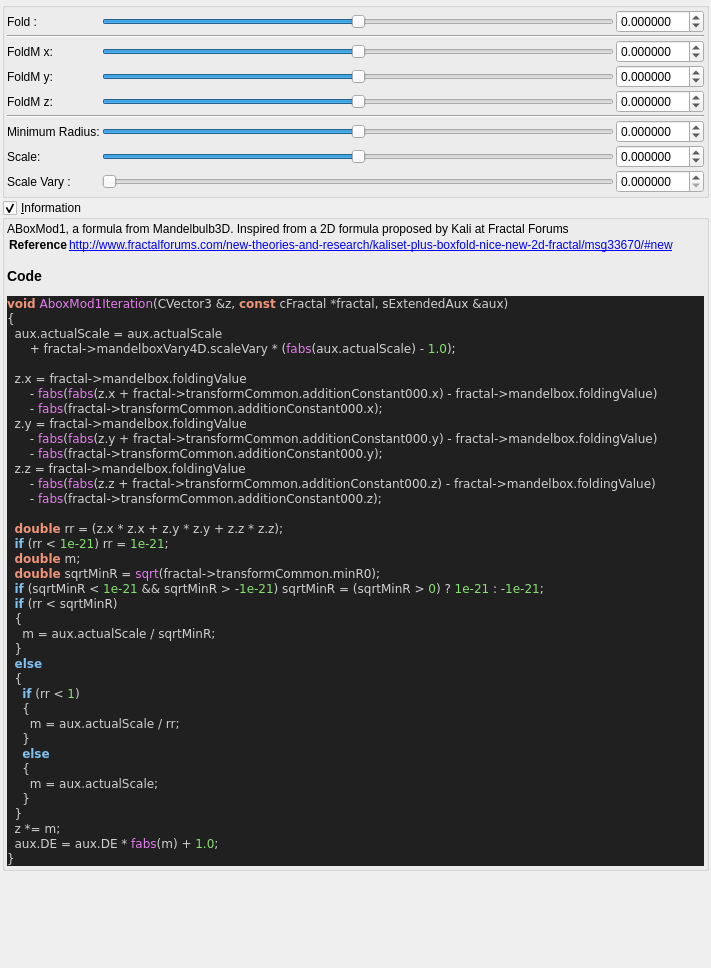
Above: mandelbulber2/qt_data/fractal_aboxMod1.ui from buddhi1980/mandelbulber2 before the change. Below: the same form after it.
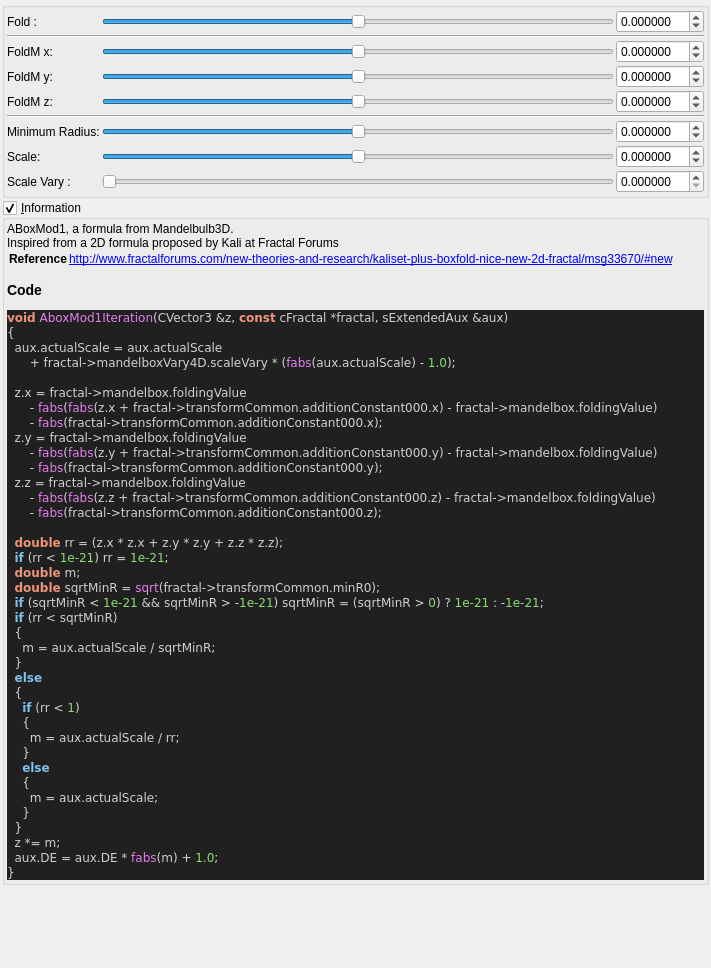
That is the form after the change. Custom widgets are drawn as their Qt base class.

Commit message: updated information boxes and formula icons for MsltoeToroidal RiemannBulbMsltoeMod2

The edit to the form file:
```diff
--- a/mandelbulber2/qt_data/fractal_aboxMod1.ui
+++ b/mandelbulber2/qt_data/fractal_aboxMod1.ui
@@ -501,7 +501,7 @@
       <item>
        <widget class="QLabel" name="label_code_content">
         <property name="text">
-         <string>&lt;p&gt;ABoxMod1, a formula from Mandelbulb3D.  Inspired from a 2D formula proposed by Kali at Fractal Forums&lt;/p&gt;&lt;table&gt;
+         <string>&lt;p&gt;ABoxMod1, a formula from Mandelbulb3D.&lt;br&gt;Inspired from a 2D formula proposed by Kali at Fractal Forums&lt;/p&gt;&lt;table&gt;
 &lt;tr&gt;&lt;th&gt;Reference&lt;/th&gt;&lt;td&gt;&lt;a href=&quot;http://www.fractalforums.com/new-theories-and-research/kaliset-plus-boxfold-nice-new-2d-fractal/msg33670/#new&quot;&gt;http://www.fractalforums.com/new-theories-and-research/kaliset-plus-boxfold-nice-new-2d-fractal/msg33670/#new&lt;/a&gt;&lt;/td&gt;&lt;/tr&gt;
 &lt;/table&gt;
 &lt;h3&gt;Code&lt;/h3&gt;
```
The commit also changes 10 other files.
